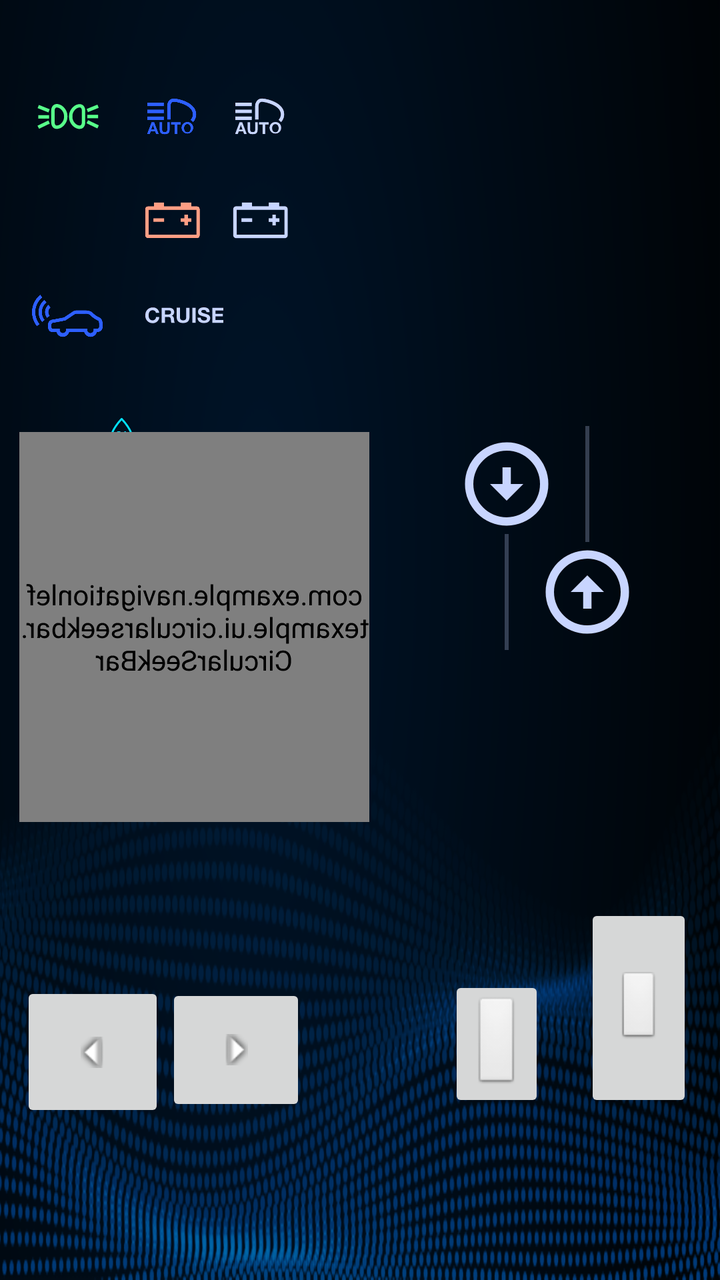
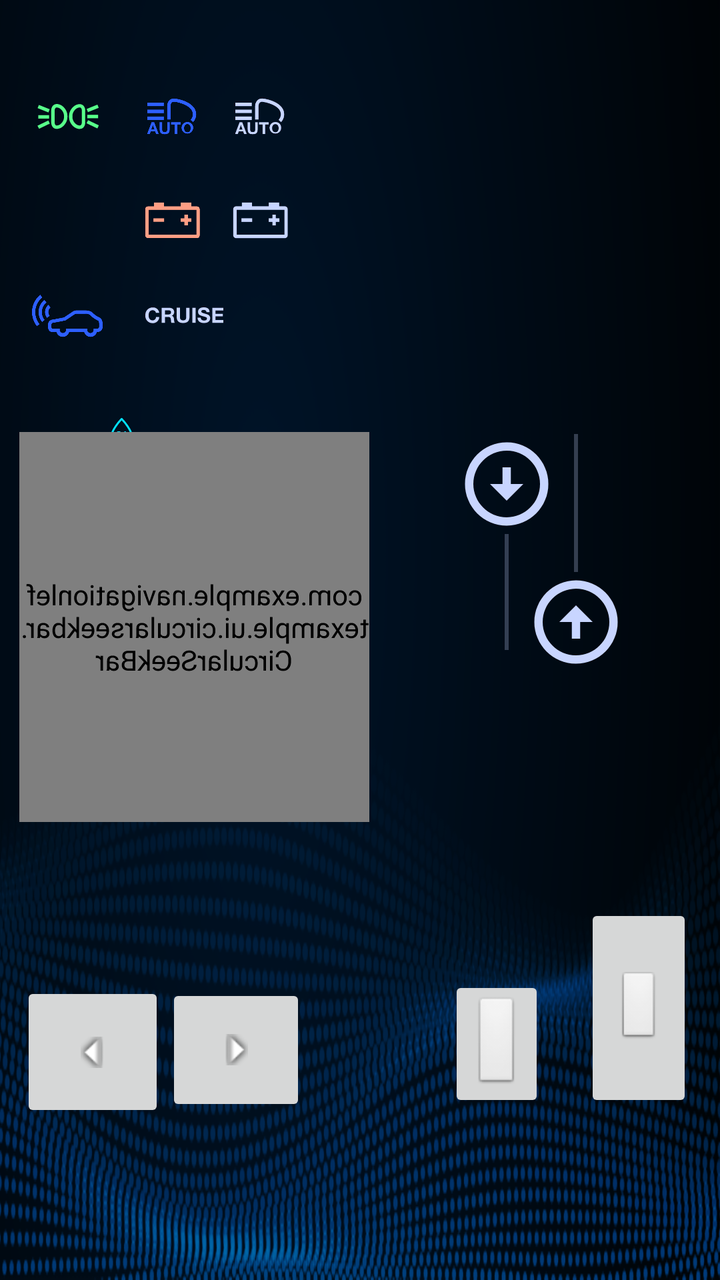

The first picture is an Android layout as it rendered before a commit; the second is the same layout after the commit. The layout source and the unified diff follow.
<!-- AndroidManifest.xml: application theme Theme.NavigationLeftExample -->
<!-- res/layout/fragment_home.xml -->
<?xml version="1.0" encoding="utf-8"?>
<layout xmlns:android="http://schemas.android.com/apk/res/android"

    xmlns:app="http://schemas.android.com/apk/res-auto"
    xmlns:tools="http://schemas.android.com/tools">

    <data>
        <variable
        name="bluetoothViewModelData"
        type="com.example.navigationleftexample.ui.bluetooth.BluetoothViewModel"/>
    </data>



<androidx.constraintlayout.widget.ConstraintLayout


    android:id="@+id/rootRL"
    android:layout_width="match_parent"
    android:layout_height="match_parent"
    android:background="@drawable/home_background"
    android:fitsSystemWindows="true"
    tools:context=".ui.home.HomeFragment">


    <ImageView
        android:layout_width="36dp"
        android:layout_height="36dp"
        android:layout_marginStart="440dp"
        android:layout_marginTop="36dp"
        android:src="@drawable/dashboard_dir_compass"
        app:layout_constraintHorizontal_bias="0.953"
        app:layout_constraintLeft_toLeftOf="parent"
        app:layout_constraintRight_toRightOf="parent"
        app:layout_constraintStart_toStartOf="parent"
        app:layout_constraintTop_toTopOf="parent"
        app:navGraph="@navigation/mobile_navigation" />

    <ImageView
        android:id="@+id/nordCompass"
        android:layout_width="36dp"
        android:layout_height="36dp"
        android:layout_marginStart="440dp"
        android:layout_marginTop="36dp"
        android:src="@drawable/dashboard_nord_compass"
        app:layout_constraintHorizontal_bias="0.953"
        app:layout_constraintLeft_toLeftOf="parent"
        app:layout_constraintRight_toRightOf="parent"
        app:layout_constraintStart_toStartOf="parent"
        app:layout_constraintTop_toTopOf="parent"
        app:navGraph="@navigation/mobile_navigation" />

    <ImageView
        android:layout_width="25dp"
        android:layout_height="26dp"
        android:layout_marginStart="48dp"
        android:layout_marginTop="204dp"
        android:src="@drawable/dashboard_humidity"
        app:layout_constraintHorizontal_bias="0.953"
        app:layout_constraintLeft_toLeftOf="parent"
        app:layout_constraintRight_toRightOf="parent"
        app:layout_constraintStart_toStartOf="parent"
        app:layout_constraintTop_toTopOf="parent"
        app:navGraph="@navigation/mobile_navigation" />

    <ImageView
        android:layout_width="36dp"
        android:layout_height="36dp"
        android:layout_marginStart="16dp"
        android:layout_marginTop="40dp"
        android:src="@drawable/dashboard_gabarit_on"
        app:layout_constraintHorizontal_bias="0.953"
        app:layout_constraintLeft_toLeftOf="parent"
        app:layout_constraintRight_toRightOf="parent"
        app:layout_constraintStart_toStartOf="parent"
        app:layout_constraintTop_toTopOf="parent"
        app:navGraph="@navigation/mobile_navigation" />

    <ImageView
        android:layout_width="36dp"
        android:layout_height="36dp"
        android:layout_marginStart="68dp"
        android:layout_marginTop="40dp"
        android:src="@drawable/dashboard_auto_light_on"
        app:layout_constraintHorizontal_bias="0.953"
        app:layout_constraintLeft_toLeftOf="parent"
        app:layout_constraintRight_toRightOf="parent"
        app:layout_constraintStart_toStartOf="parent"
        app:layout_constraintTop_toTopOf="parent"
        app:navGraph="@navigation/mobile_navigation" />



    <ImageButton
        android:id="@+id/signalOffButton"
        android:layout_width="36dp"
        android:layout_height="36dp"
        android:layout_marginStart="664dp"
        android:layout_marginTop="128dp"
        android:background="@null"
        android:clickable="true"
        android:src="@drawable/dashboard_signal_off"
        app:layout_constraintHorizontal_bias="0.953"
        app:layout_constraintLeft_toLeftOf="parent"
        app:layout_constraintRight_toRightOf="parent"
        app:layout_constraintStart_toStartOf="parent"
        app:layout_constraintTop_toTopOf="parent"
        app:navGraph="@navigation/mobile_navigation" />



    <ImageView
        android:layout_width="36dp"
        android:layout_height="36dp"
        android:layout_marginStart="68dp"
        android:layout_marginTop="92dp"
        android:src="@drawable/dashboard_akku_on"
        app:layout_constraintHorizontal_bias="0.953"
        app:layout_constraintLeft_toLeftOf="parent"
        app:layout_constraintRight_toRightOf="parent"
        app:layout_constraintStart_toStartOf="parent"
        app:layout_constraintTop_toTopOf="parent"
        app:navGraph="@navigation/mobile_navigation" />

    <ImageView
        android:layout_width="36dp"
        android:layout_height="36dp"
        android:layout_marginStart="16dp"
        android:layout_marginTop="140dp"
        android:src="@drawable/dashboard_camera_on"
        app:layout_constraintHorizontal_bias="0.953"
        app:layout_constraintLeft_toLeftOf="parent"
        app:layout_constraintRight_toRightOf="parent"
        app:layout_constraintStart_toStartOf="parent"
        app:layout_constraintTop_toTopOf="parent"
        app:navGraph="@navigation/mobile_navigation" />




    <ImageView
        android:layout_width="36dp"
        android:layout_height="36dp"
        android:layout_marginStart="608dp"
        android:layout_marginTop="40dp"
        android:src="@drawable/dashboard_left_on"
        app:layout_constraintHorizontal_bias="0.953"
        app:layout_constraintLeft_toLeftOf="parent"
        app:layout_constraintRight_toRightOf="parent"
        app:layout_constraintStart_toStartOf="parent"
        app:layout_constraintTop_toTopOf="parent"
        app:navGraph="@navigation/mobile_navigation" />


    <ImageView
        android:layout_width="36dp"
        android:layout_height="36dp"
        android:layout_marginStart="608dp"
        android:layout_marginTop="88dp"
        android:src="@drawable/dashboard_light_on"
        app:layout_constraintHorizontal_bias="0.953"
        app:layout_constraintLeft_toLeftOf="parent"
        app:layout_constraintRight_toRightOf="parent"
        app:layout_constraintStart_toStartOf="parent"
        app:layout_constraintTop_toTopOf="parent"
        app:navGraph="@navigation/mobile_navigation" />

    <ImageView
        android:layout_width="36dp"
        android:layout_height="36dp"
        android:layout_marginStart="664dp"
        android:layout_marginTop="88dp"
        android:src="@drawable/dashboard_parktronic_on"
        app:layout_constraintHorizontal_bias="0.953"
        app:layout_constraintLeft_toLeftOf="parent"
        app:layout_constraintRight_toRightOf="parent"
        app:layout_constraintStart_toStartOf="parent"
        app:layout_constraintTop_toTopOf="parent"
        app:navGraph="@navigation/mobile_navigation" />

    <ImageView
        android:layout_width="36dp"
        android:layout_height="36dp"
        android:layout_marginStart="664dp"
        android:layout_marginTop="40dp"
        android:src="@drawable/dashboard_right_on"
        app:layout_constraintHorizontal_bias="0.953"
        app:layout_constraintLeft_toLeftOf="parent"
        app:layout_constraintRight_toRightOf="parent"
        app:layout_constraintStart_toStartOf="parent"
        app:layout_constraintTop_toTopOf="parent"
        app:navGraph="@navigation/mobile_navigation" />

    <ImageView
        android:layout_width="36dp"
        android:layout_height="36dp"
        android:layout_marginStart="608dp"
        android:layout_marginTop="128dp"
        android:src="@drawable/dashboard_warning_on"
        app:layout_constraintHorizontal_bias="0.953"
        app:layout_constraintLeft_toLeftOf="parent"
        app:layout_constraintRight_toRightOf="parent"
        app:layout_constraintStart_toStartOf="parent"
        app:layout_constraintTop_toTopOf="parent"
        app:navGraph="@navigation/mobile_navigation" />

    <ImageView
        android:layout_width="36dp"
        android:layout_height="36dp"
        android:layout_marginStart="112dp"
        android:layout_marginTop="92dp"
        android:src="@drawable/dashboard_akku"
        app:layout_constraintHorizontal_bias="0.953"
        app:layout_constraintLeft_toLeftOf="parent"
        app:layout_constraintRight_toRightOf="parent"
        app:layout_constraintStart_toStartOf="parent"
        app:layout_constraintTop_toTopOf="parent"
        app:navGraph="@navigation/mobile_navigation" />

    <ImageView
        android:layout_width="36dp"
        android:layout_height="36dp"
        android:layout_marginStart="112dp"
        android:layout_marginTop="40dp"
        android:src="@drawable/dashboard_auto_light"
        app:layout_constraintHorizontal_bias="0.953"
        app:layout_constraintLeft_toLeftOf="parent"
        app:layout_constraintRight_toRightOf="parent"
        app:layout_constraintStart_toStartOf="parent"
        app:layout_constraintTop_toTopOf="parent"
        app:navGraph="@navigation/mobile_navigation" />



    <com.example.navigationleftexample.ui.circularseekbar.CircularSeekBar
        android:id="@+id/circularSeekbar"
        android:layout_width="175dp"
        android:layout_height="195dp"
        android:layout_marginTop="216dp"
        android:rotationY="180"
        app:circle_color="#C8D5FF"
        app:circle_x_radius="130dp"
        app:circle_y_radius="150dp"
        app:end_angle="0"
        app:layout_constraintHorizontal_bias="0.053"
        app:layout_constraintLeft_toLeftOf="parent"
        app:layout_constraintRight_toRightOf="parent"
        app:layout_constraintTop_toTopOf="parent"
        app:max="140"
        app:navGraph="@navigation/mobile_navigation"
        app:pointer_alpha_ontouch="100"
        app:pointer_color="#0174DF"
        app:pointer_halo_color="#880174DF"
        app:progress="70"
        app:start_angle="180"

        app:use_custom_radii="true"
        tools:ignore="MissingConstraints" />


    <SeekBar
        android:id="@+id/speedSeekBar"
        android:layout_width="120dp"
        android:layout_height="130dp"
        android:layout_marginTop="192dp"
        android:progress="0"
        android:progressBackgroundTint="#C8D5FF"
        android:rotation="270"
        android:splitTrack="true"
        android:thumb="@drawable/arrow_circle_up"
        android:thumbOffset="20dp"
        android:thumbTint="#C8D5FF"
        app:defaultNavHost="true"
        app:layout_constraintHorizontal_bias="0.973"
        app:layout_constraintLeft_toLeftOf="parent"
        app:layout_constraintRight_toRightOf="parent"
        app:layout_constraintTop_toTopOf="parent"
        app:navGraph="@navigation/mobile_navigation" />

    <SeekBar
        android:id="@+id/speedBackSeekBar"
        android:layout_width="120dp"
        android:layout_height="130dp"
        android:layout_marginTop="216dp"
        android:progress="0"
        android:progressBackgroundTint="#C8D5FF"
        android:rotation="90"
        android:splitTrack="true"
        android:thumb="@drawable/arrow_circle_up"
        android:thumbOffset="20dp"
        android:thumbTint="#C8D5FF"
        app:defaultNavHost="true"
        app:layout_constraintHorizontal_bias="0.805"
        app:layout_constraintLeft_toLeftOf="parent"
        app:layout_constraintRight_toRightOf="parent"
        app:layout_constraintTop_toTopOf="parent"
        app:navGraph="@navigation/mobile_navigation" />

    <ImageButton
        android:id="@+id/right"
        android:layout_width="62dp"
        android:layout_height="74dp"
        android:layout_marginTop="488dp"
        android:rotation="270"
        android:src="@android:drawable/arrow_down_float"
        app:layout_constraintHorizontal_bias="0.292"
        app:layout_constraintLeft_toLeftOf="parent"
        app:layout_constraintRight_toRightOf="parent"
        app:layout_constraintTop_toTopOf="parent"
        app:navGraph="@navigation/mobile_navigation" />

    <ImageButton
        android:id="@+id/left"
        android:layout_width="66dp"
        android:layout_height="76dp"
        android:layout_marginTop="488dp"
        android:rotation="90"
        android:src="@android:drawable/arrow_down_float"
        app:layout_constraintHorizontal_bias="0.045"
        app:layout_constraintLeft_toLeftOf="parent"
        app:layout_constraintRight_toRightOf="parent"
        app:layout_constraintTop_toTopOf="parent"
        app:navGraph="@navigation/mobile_navigation" />

    <ImageButton
        android:id="@+id/throttle"
        android:layout_width="54dp"
        android:layout_height="104dp"
        android:layout_marginTop="452dp"
        android:src="@android:drawable/btn_default_small"
        app:layout_constraintHorizontal_bias="0.955"
        app:layout_constraintLeft_toLeftOf="parent"
        app:layout_constraintRight_toRightOf="parent"
        app:layout_constraintTop_toTopOf="parent"
        app:navGraph="@navigation/mobile_navigation" />

    <ImageButton
        android:id="@+id/brake"
        android:layout_width="wrap_content"
        android:layout_height="wrap_content"
        android:layout_marginTop="488dp"
        android:src="@android:drawable/btn_default"
        app:layout_constraintHorizontal_bias="0.719"
        app:layout_constraintLeft_toLeftOf="parent"
        app:layout_constraintRight_toRightOf="parent"
        app:layout_constraintTop_toTopOf="parent"
        app:navGraph="@navigation/mobile_navigation" />


    <ImageButton
        android:id="@+id/onOffButton"
        android:layout_width="36dp"
        android:layout_height="36dp"
        android:layout_marginStart="504dp"
        android:layout_marginTop="128dp"
        android:background="@null"
        android:clickable="true"
        android:src="@drawable/dashboard_off_on"
        app:layout_constraintHorizontal_bias="0.953"
        app:layout_constraintLeft_toLeftOf="parent"
        app:layout_constraintRight_toRightOf="parent"
        app:layout_constraintStart_toStartOf="parent"
        app:layout_constraintTop_toTopOf="parent"
        app:navGraph="@navigation/mobile_navigation" />

    <ImageButton
        android:id="@+id/cruiseButtonOff"
        android:layout_width="48dp"
        android:layout_height="34dp"
        android:layout_marginStart="68dp"
        android:layout_marginTop="140dp"
        android:background="@null"
        android:clickable="true"
        android:src="@drawable/dashboard_cruise_off"
        app:layout_constraintHorizontal_bias="0.953"
        app:layout_constraintLeft_toLeftOf="parent"
        app:layout_constraintRight_toRightOf="parent"
        app:layout_constraintStart_toStartOf="parent"
        app:layout_constraintTop_toTopOf="parent"
        app:navGraph="@navigation/mobile_navigation" />

    <TextView
        android:id="@+id/textViewTempUnitMeasurment"
        android:layout_width="16dp"
        android:layout_height="17dp"
        android:layout_marginStart="564dp"
        android:layout_marginTop="56dp"
        android:text="\u2103"
        android:textColor="#03E3FC"
        app:layout_constraintHorizontal_bias="0.953"
        app:layout_constraintLeft_toLeftOf="parent"
        app:layout_constraintRight_toRightOf="parent"
        app:layout_constraintStart_toStartOf="parent"
        app:layout_constraintTop_toTopOf="parent"
        app:navGraph="@navigation/mobile_navigation" />

    <TextView
        android:id="@+id/textViewSpeedUnitMeasurment"
        android:layout_width="wrap_content"
        android:layout_height="wrap_content"
        android:layout_marginStart="368dp"
        android:layout_marginTop="56dp"
        android:text="m/s"
        android:textColor="#03E3FC"
        app:layout_constraintHorizontal_bias="0.953"
        app:layout_constraintLeft_toLeftOf="parent"
        app:layout_constraintRight_toRightOf="parent"
        app:layout_constraintStart_toStartOf="parent"
        app:layout_constraintTop_toTopOf="parent"
        app:navGraph="@navigation/mobile_navigation" />

    <TextView
        android:id="@+id/textViewSpeedValue"
        android:layout_width="129dp"
        android:layout_height="42dp"
        android:layout_marginStart="236dp"
        android:layout_marginTop="36dp"
        android:text="@{bluetoothViewModelData.speedSensor.toString()}"
        android:textColor="#FFFFFF"
        android:textSize="40dp"
        app:layout_constraintHorizontal_bias="0.953"
        app:layout_constraintLeft_toLeftOf="parent"
        app:layout_constraintRight_toRightOf="parent"
        app:layout_constraintStart_toStartOf="parent"
        app:layout_constraintTop_toTopOf="parent"
        app:navGraph="@navigation/mobile_navigation" />

    <TextView
        android:id="@+id/textViewTempValue"
        android:layout_width="61dp"
        android:layout_height="38dp"
        android:layout_marginStart="504dp"
        android:layout_marginTop="40dp"
        android:text="@{bluetoothViewModelData.tempSensor.toString()}"
        android:textColor="#FFFFFF"
        android:textSize="30dp"
        app:layout_constraintHorizontal_bias="0.953"
        app:layout_constraintLeft_toLeftOf="parent"
        app:layout_constraintRight_toRightOf="parent"
        app:layout_constraintStart_toStartOf="parent"
        app:layout_constraintTop_toTopOf="parent"
        app:navGraph="@navigation/mobile_navigation" />

    <TextView
        android:id="@+id/textViewHumidityValue"
        android:layout_width="35dp"
        android:layout_height="40dp"
        android:layout_marginStart="16dp"
        android:layout_marginTop="192dp"
        android:text="@{bluetoothViewModelData.humiditySensor.toString()}"
        android:textColor="#FFFFFF"
        android:textSize="30dp"
        app:layout_constraintHorizontal_bias="0.953"
        app:layout_constraintLeft_toLeftOf="parent"
        app:layout_constraintRight_toRightOf="parent"
        app:layout_constraintStart_toStartOf="parent"
        app:layout_constraintTop_toTopOf="parent"
        app:navGraph="@navigation/mobile_navigation" />


</androidx.constraintlayout.widget.ConstraintLayout>

    </layout>
<!-- resources referenced by this layout -->
<resources>
  <!-- drawable arrow_circle_up (drawable) -->
  <vector xmlns:android="http://schemas.android.com/apk/res/android" android:height="50dp" android:tint="#000000" android:viewportHeight="24" android:viewportWidth="24" android:width="50dp" >
  
      <group
          android:pivotX="12"
          android:pivotY="12"
          android:rotation="90">
  
      <path android:fillColor="@android:color/white"  android:pathData="M12,20c-4.41,0 -8,-3.59 -8,-8s3.59,-8 8,-8s8,3.59 8,8S16.41,20 12,20M12,22c5.52,0 10,-4.48 10,-10c0,-5.52 -4.48,-10 -10,-10C6.48,2 2,6.48 2,12C2,17.52 6.48,22 12,22L12,22zM11,12l0,4h2l0,-4h3l-4,-4l-4,4H11z"/>
  
      </group>
  
  </vector>
  <!-- drawable dashboard_dir_compass (drawable) -->
  <vector xmlns:android="http://schemas.android.com/apk/res/android"
      android:width="39dp"
      android:height="39dp"
      android:viewportWidth="39"
      android:viewportHeight="39">
    <path
        android:pathData="M19.437,16.704L15.754,28.379C15.712,28.519 15.866,28.639 15.993,28.561L19.507,26.354L23.014,28.554C23.141,28.632 23.295,28.512 23.253,28.372L19.437,16.704ZM19.5,25.258C18.888,25.258 18.389,24.759 18.389,24.147C18.389,23.536 18.888,23.037 19.5,23.037C20.111,23.037 20.61,23.536 20.61,24.147C20.61,24.759 20.111,25.258 19.5,25.258Z"
        android:strokeLineJoin="round"
        android:strokeWidth="0.5"
        android:fillColor="#FF3300"
        android:strokeColor="#FF3300"/>
  </vector>
  <!-- drawable dashboard_signal_off (drawable) -->
  <vector xmlns:android="http://schemas.android.com/apk/res/android"
      android:width="39dp"
      android:height="39dp"
      android:viewportWidth="39"
      android:viewportHeight="39">
    <path
        android:pathData="M30.672,18.891V21.917H29.436C29.436,20.365 27.498,20.059 27.498,20.059H17.591C10.938,20.059 10.542,25.782 10.542,25.782H9V12H10.542C10.542,12 10.938,17.735 17.591,17.735H27.498C27.498,17.735 29.436,17.418 29.436,15.876H30.672V18.891Z"
        android:fillColor="#C8D5FF"/>
    <path
        android:pathData="M21.389,26.168C17.58,26.168 14.713,24.547 14.713,22.405C14.713,20.263 17.58,18.642 21.389,18.642C25.197,18.642 28.076,20.263 28.076,22.405C28.076,24.547 25.186,26.168 21.389,26.168ZM21.389,20.501C18.453,20.501 16.572,21.634 16.572,22.405C16.572,23.176 18.453,24.309 21.389,24.309C24.325,24.309 26.217,23.176 26.217,22.405C26.217,21.634 24.325,20.501 21.389,20.501Z"
        android:fillColor="#C8D5FF"/>
  </vector>
  <style name="Theme.NavigationLeftExample" parent="Theme.MaterialComponents.DayNight.DarkActionBar">
          
          <item name="colorPrimary">@color/purple_500</item>
          <item name="colorPrimaryVariant">@color/purple_700</item>
          <item name="colorOnPrimary">@color/white</item>
          
          <item name="colorSecondary">@color/teal_200</item>
          <item name="colorSecondaryVariant">@color/teal_700</item>
          <item name="colorOnSecondary">@color/black</item>
          
          <item name="android:statusBarColor">?attr/colorPrimaryVariant</item>
  
          
      </style>
  <color name="purple_500">#FF6200EE</color>
  <color name="purple_700">#FF3700B3</color>
  <color name="white">#FFFFFFFF</color>
  <color name="teal_200">#FF03DAC5</color>
  <color name="teal_700">#FF018786</color>
  <color name="black">#FF000000</color>
  <!-- unchanged entries left out for length: 16 -->
</resources>

<!-- the commit's change to res/layout/fragment_home.xml (unified diff, before → after) -->
@@ -246,22 +246,19 @@
         app:layout_constraintLeft_toLeftOf="parent"
         app:layout_constraintRight_toRightOf="parent"
         app:layout_constraintTop_toTopOf="parent"
-        app:max="140"
         app:navGraph="@navigation/mobile_navigation"
-        app:pointer_alpha_ontouch="100"
         app:pointer_color="#0174DF"
         app:pointer_halo_color="#880174DF"
-        app:progress="70"
+        app:progress="50"
         app:start_angle="180"
-
         app:use_custom_radii="true"
         tools:ignore="MissingConstraints" />
 
 
     <SeekBar
         android:id="@+id/speedSeekBar"
-        android:layout_width="120dp"
-        android:layout_height="130dp"
+        android:layout_width="131dp"
+        android:layout_height="149dp"
         android:layout_marginTop="192dp"
         android:progress="0"
         android:progressBackgroundTint="#C8D5FF"
@@ -412,9 +409,9 @@
     <TextView
         android:id="@+id/textViewSpeedValue"
         android:layout_width="129dp"
-        android:layout_height="42dp"
+        android:layout_height="49dp"
         android:layout_marginStart="236dp"
-        android:layout_marginTop="36dp"
+        android:layout_marginTop="28dp"
         android:text="@{bluetoothViewModelData.speedSensor.toString()}"
         android:textColor="#FFFFFF"
         android:textSize="40dp"
